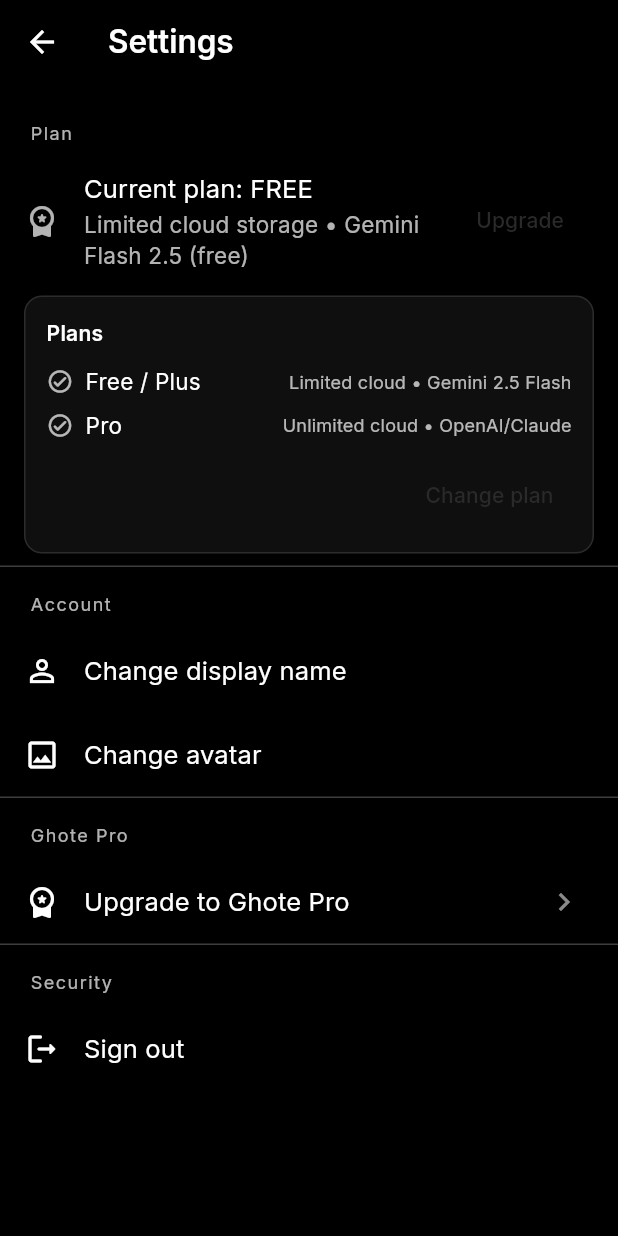
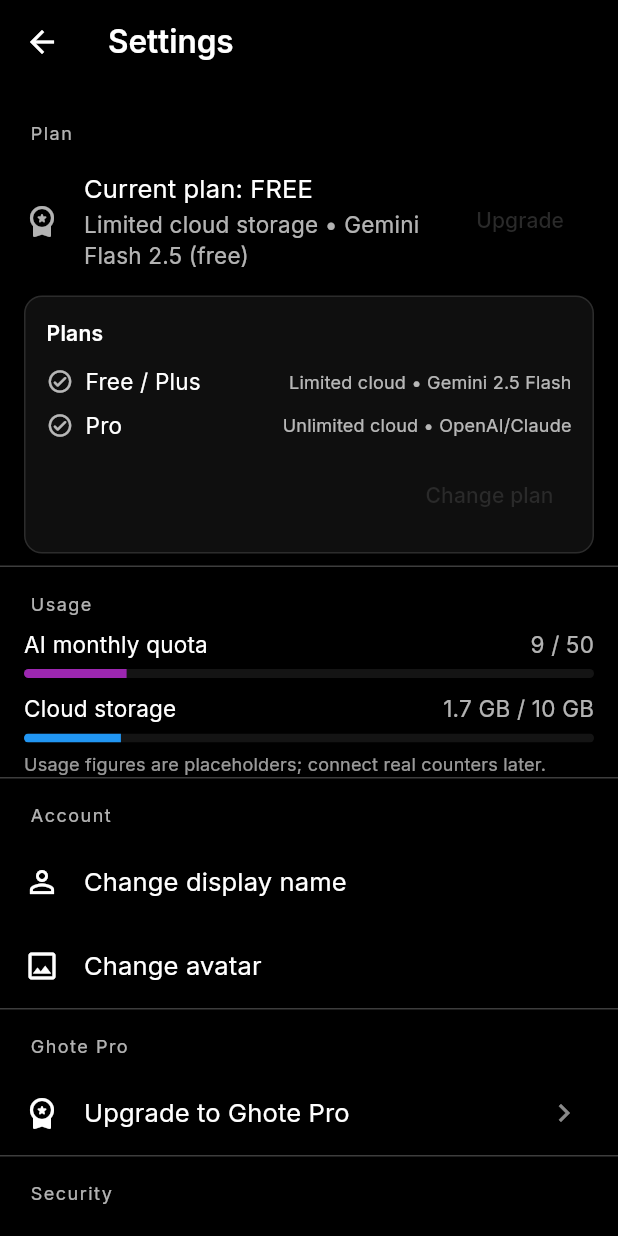
Before and after one commit to ghote-app/ghote, a Flutter app: the SettingsScreen screen opened directly, on a phone screen of 412 x 824 dp. Run offline on Flutter 3.47's test engine with Material 3 defaults, Android fonts, the phone set to English and light mode, and no system bars; our stand-ins replace cloud_firestore, file_picker, firebase_auth, firebase_core, firebase_storage, go_router and 3 more; missing offline and left inert: dart:html; accounts and stored records are empty.

Commit message:
feat(settings): add usage section with AI quota and cloud storage progress (placeholders)

```diff
--- a/lib/screens/settings_screen.dart
+++ b/lib/screens/settings_screen.dart
@@ -33,6 +33,12 @@ class SettingsScreen extends StatelessWidget {
           Padding(
             padding: const EdgeInsets.symmetric(horizontal: 16, vertical: 8),
             child: _planCompareCard(context),
+          ),
+          const Divider(color: Colors.white24, height: 1),
+          _sectionTitle('Usage'),
+          Padding(
+            padding: const EdgeInsets.symmetric(horizontal: 16),
+            child: _usageSection(sub),
           ),
           const Divider(color: Colors.white24, height: 1),
           _sectionTitle('Account'),
@@ -151,6 +157,55 @@ class SettingsScreen extends StatelessWidget {
     );
   }
 
+  Widget _usageSection(Subscription? sub) {
+    final aiQuota = sub?.monthlyAiQuota ?? 50;
+    // Placeholder usage numbers – wire up real counters later
+    final usedAi = (aiQuota * 0.18).round();
+    final aiRatio = (usedAi / aiQuota).clamp(0.0, 1.0);
+
+    final hasUnlimited = sub?.hasUnlimitedCloudStorage ?? false;
+    final cloudLimitGb = hasUnlimited ? null : 10; // example cap for plus
+    final usedCloudGb = hasUnlimited ? 0.0 : 1.7; // placeholder
+    final cloudRatio = hasUnlimited ? 0.0 : (usedCloudGb / (cloudLimitGb ?? 1)).clamp(0.0, 1.0);
+
+    return Column(
+      crossAxisAlignment: CrossAxisAlignment.start,
+      children: [
+        _usageLine('AI monthly quota', '$usedAi / $aiQuota', aiRatio, Colors.purple),
+        const SizedBox(height: 10),
+        hasUnlimited
+            ? _usageLine('Cloud storage', 'Unlimited', 0.0, Colors.blue)
+            : _usageLine('Cloud storage', '${usedCloudGb.toStringAsFixed(1)} GB / ${cloudLimitGb} GB', cloudRatio, Colors.blue),
+        const SizedBox(height: 6),
+        Text('Usage figures are placeholders; connect real counters later.', style: TextStyle(color: Colors.white.withOpacity(0.6), fontSize: 12)),
+      ],
+    );
+  }
+
+  Widget _usageLine(String label, String value, double ratio, Color color) {
+    return Column(
+      crossAxisAlignment: CrossAxisAlignment.start,
+      children: [
+        Row(
+          children: [
+            Expanded(child: Text(label, style: const TextStyle(color: Colors.white))),
+            Text(value, style: const TextStyle(color: Colors.white70)),
+          ],
+        ),
+        const SizedBox(height: 6),
+        ClipRRect(
+          borderRadius: BorderRadius.circular(8),
+          child: LinearProgressIndicator(
+            value: ratio,
+            backgroundColor: Colors.white.withOpacity(0.08),
+            valueColor: AlwaysStoppedAnimation<Color>(color),
+            minHeight: 6,
+          ),
+        ),
+      ],
+    );
+  }
+
   Widget _tile(BuildContext context, {required IconData icon, required String title, Widget? trailing, required VoidCallback onTap}) {
     return ListTile(
       leading: Icon(icon, color: Colors.white),
```
